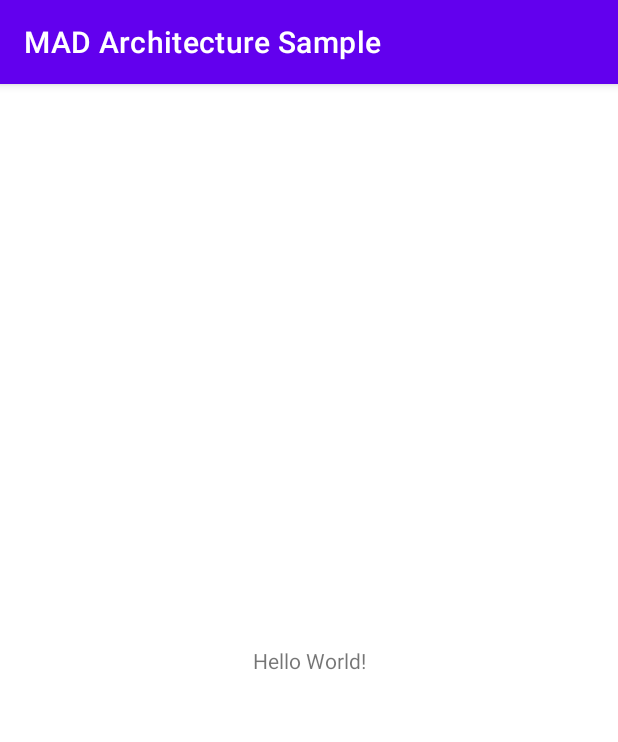
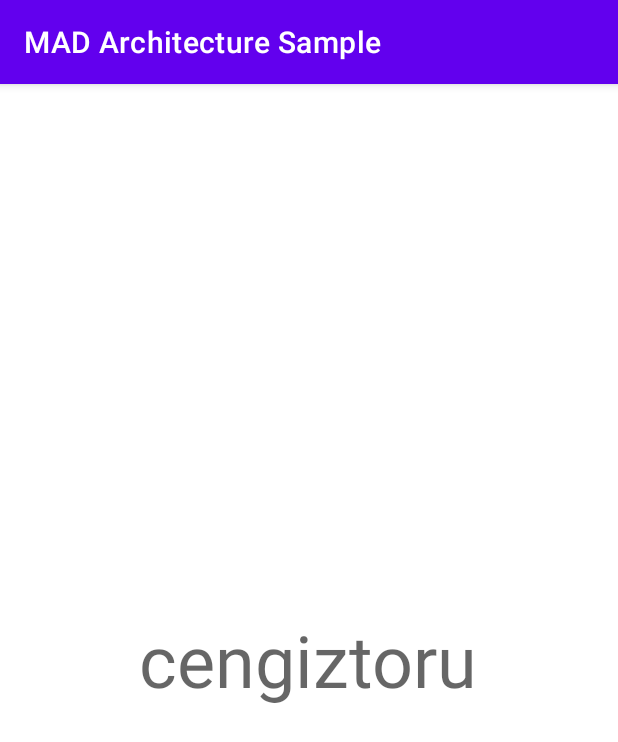
Before and after one commit to cengiztoru/MADArchitectureSample, an Android app: the screen it shows after launch (MainActivity), on a phone screen of 412 x 824 dp. Shown: the top 742 px of the screen. Run offline under Robolectric (Android 15) with nearby library versions, the phone set to English and light mode, and no system bars.

Commit message:
User Profile Fragment added to screen

```diff
--- a/app/src/main/java/com/cengiztoru/madarchitecturesample/ui/MainActivity.kt
+++ b/app/src/main/java/com/cengiztoru/madarchitecturesample/ui/MainActivity.kt
@@ -2,11 +2,29 @@ package com.cengiztoru.madarchitecturesample.ui
 
 import android.os.Bundle
 import androidx.appcompat.app.AppCompatActivity
-import com.cengiztoru.madarchitecturesample.R
+import com.cengiztoru.madarchitecturesample.databinding.ActivityMainBinding
+import com.cengiztoru.madarchitecturesample.ui.fragments.user_profile.UserProfileFragment
 
 class MainActivity : AppCompatActivity() {
+
+    private lateinit var binding: ActivityMainBinding
+    private val userId = "cengiztoru"
+
     override fun onCreate(savedInstanceState: Bundle?) {
         super.onCreate(savedInstanceState)
-        setContentView(R.layout.activity_main)
+        binding = ActivityMainBinding.inflate(layoutInflater)
+        setContentView(binding.root)
+        addFragment()
+    }
+
+    private fun addFragment() {
+        supportFragmentManager
+                .beginTransaction()
+                .add(
+                        binding.frmFragmentContainer.id,
+                        UserProfileFragment.newInstance(userId),
+                )
+                .addToBackStack(null)
+                .commit()
     }
 }
--- a/app/src/main/res/layout/activity_main.xml
+++ b/app/src/main/res/layout/activity_main.xml
@@ -1,18 +1,13 @@
 <?xml version="1.0" encoding="utf-8"?>
 <androidx.constraintlayout.widget.ConstraintLayout xmlns:android="http://schemas.android.com/apk/res/android"
-    xmlns:app="http://schemas.android.com/apk/res-auto"
     xmlns:tools="http://schemas.android.com/tools"
     android:layout_width="match_parent"
     android:layout_height="match_parent"
     tools:context=".ui.MainActivity">
 
-    <TextView
-        android:layout_width="wrap_content"
-        android:layout_height="wrap_content"
-        android:text="Hello World!"
-        app:layout_constraintBottom_toBottomOf="parent"
-        app:layout_constraintLeft_toLeftOf="parent"
-        app:layout_constraintRight_toRightOf="parent"
-        app:layout_constraintTop_toTopOf="parent" />
+    <FrameLayout
+        android:id="@+id/frm_fragment_container"
+        android:layout_width="match_parent"
+        android:layout_height="match_parent" />
 
 </androidx.constraintlayout.widget.ConstraintLayout>
```
